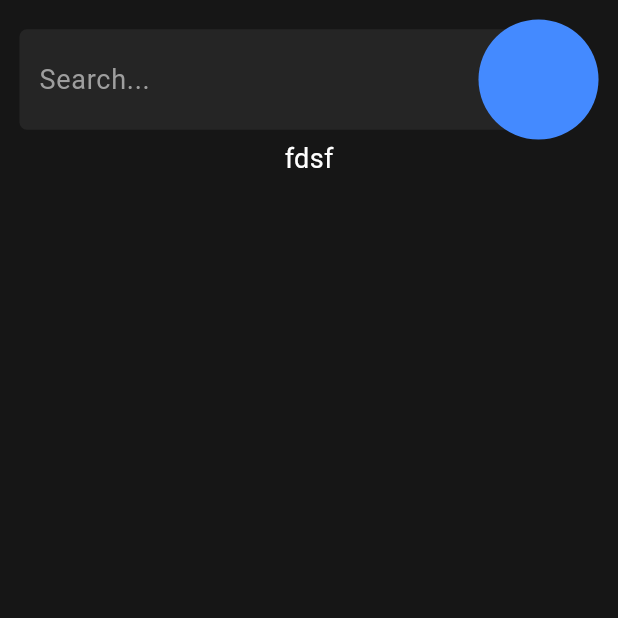
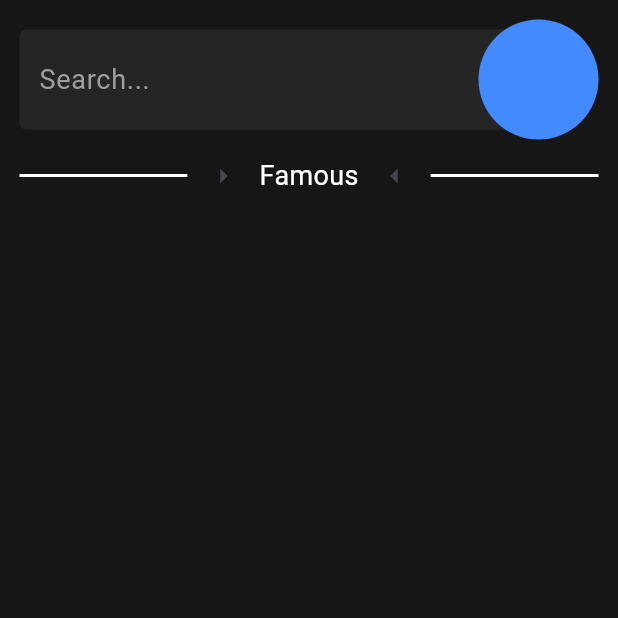
Before and after one commit to Raphael2b3/swarmintelligencemobile, a Flutter app: the screen it shows after launch, on a phone screen of 412 x 824 dp, the top half of it. Run offline on Flutter 3.47's test engine with Material 3 defaults, Android fonts, the phone set to English and light mode, and no system bars.

Commit message:
filter selector

```diff
--- a/lib/cathegoryselector.dart
+++ b/lib/cathegoryselector.dart
@@ -1,27 +1,58 @@
 import 'package:flutter/material.dart';
+import 'package:swarmintelligencemobile/settings.dart';
 
 class Cathegoryselector extends StatefulWidget {
   const Cathegoryselector({Key? key}) : super(key: key);
 
   @override
-  _CathegoryselectorState createState() => _CathegoryselectorState();
+  State<Cathegoryselector> createState() => _CathegoryselectorState();
 }
 
 class _CathegoryselectorState extends State<Cathegoryselector> {
+  List<Widget> cathegories = Settings.cathegories
+      .map((e) => Text(
+            e,
+            textAlign: TextAlign.center,
+          ))
+      .toList();
+  int count = Settings.cathegories.length;
+  int index = 0;
+  void changeIndex(i) {
+    setState(() {
+      index = i % count;
+    });
+  }
+
   @override
   Widget build(BuildContext context) {
-    return Container(
-      height: 19,
-      child:
-          Stack(alignment: Alignment.center, fit: StackFit.expand, children: [
-        ListView.builder(
-          itemCount: 4,
-          itemBuilder: (context, i) => Center(
-              child: Text(
-            "fdsf",
-          )),
+    return Row(
+      //crossAxisAlignment: CrossAxisAlignment.center,
+      mainAxisAlignment: MainAxisAlignment.center,
+      children: [
+        Expanded(
+          child: Container(
+            color: Colors.white,
+            height: 2,
+          ),
         ),
-      ]),
+        IconButton(
+          onPressed: () => {changeIndex(index + 1)},
+          icon: const Icon(Icons.arrow_right),
+        ),
+        cathegories[index],
+        IconButton(
+            alignment: Alignment.topCenter,
+            onPressed: () => {changeIndex(index - 1)},
+            icon: const Icon(
+              Icons.arrow_left,
+            )),
+        Expanded(
+          child: Container(
+            color: Colors.white,
+            height: 2,
+          ),
+        ),
+      ],
     );
   }
 }
--- /dev/null
+++ b/lib/settings.dart
@@ -0,0 +1,9 @@
+class Settings {
+  static const List<String> cathegories = [
+    "Famous",
+    "Unpopular",
+    "True",
+    "False",
+    "Controversal"
+  ];
+}
```
